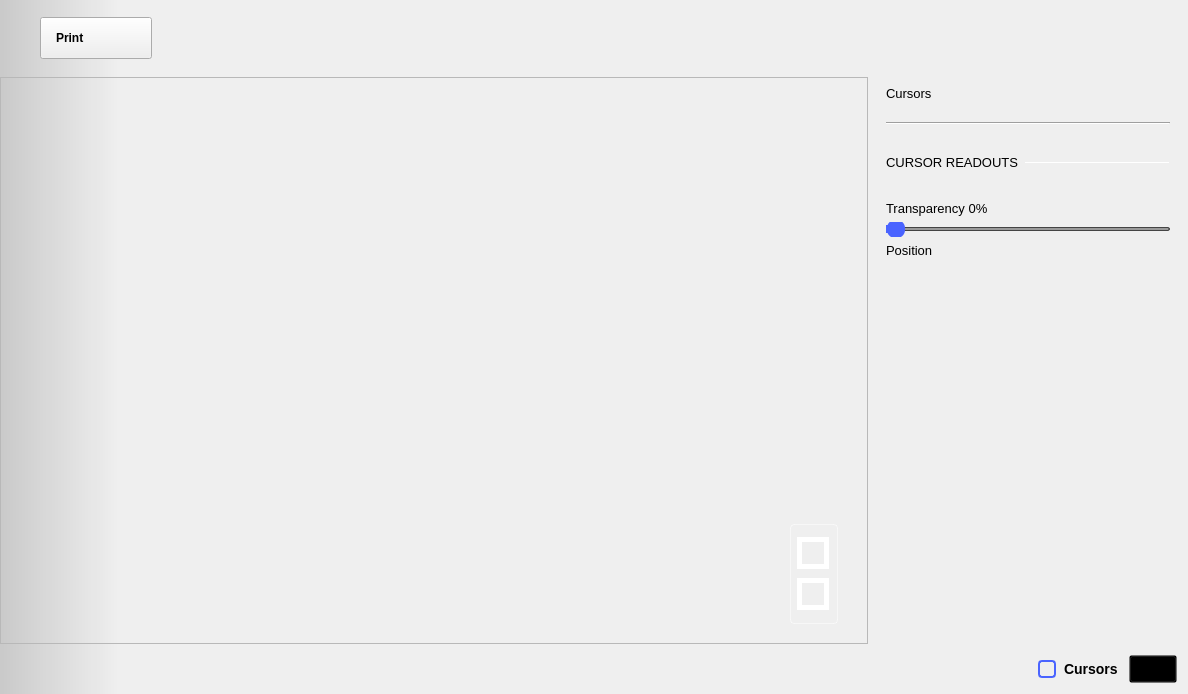
Qt form ui/network_analyzer.ui (analogdevicesinc/scopy) before a commit.
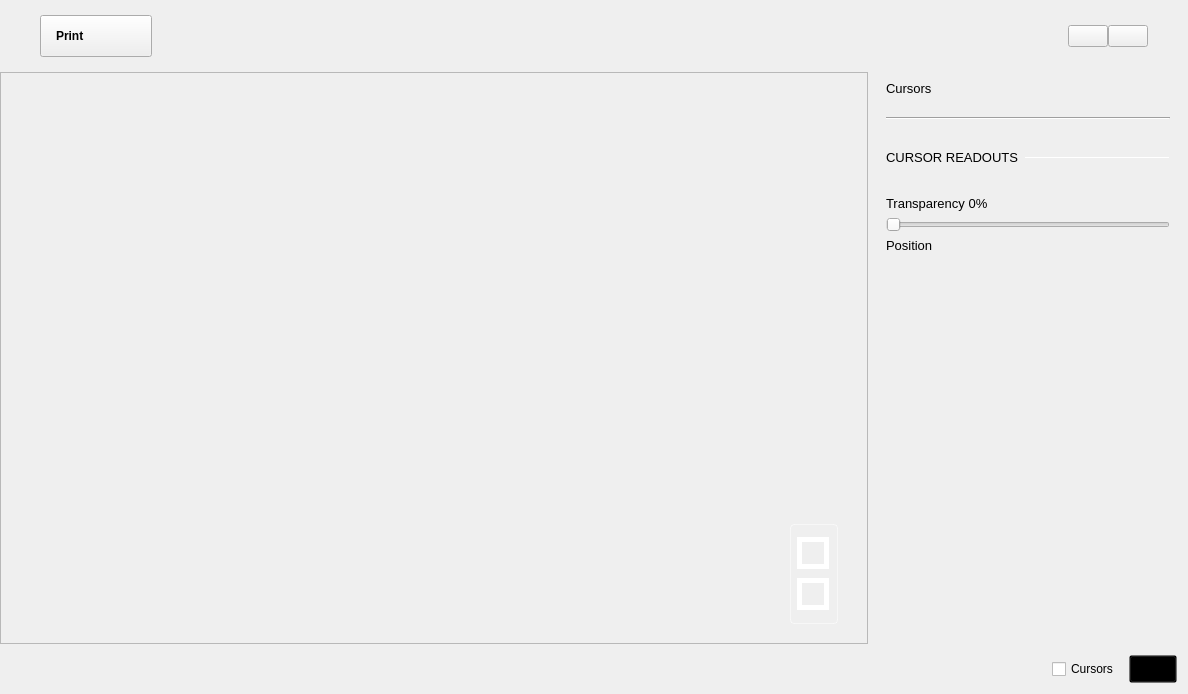
The same form after that commit. The open tabs and pages were chosen to show the change. Icons and pictures are not drawn. Custom widgets are drawn as their Qt base class.

What changed in the file:
```diff
--- a/ui/network_analyzer.ui
+++ b/ui/network_analyzer.ui
@@ -26,7 +26,7 @@
    <item>
     <widget class="adiscope::DetachDragZone" name="mainWidget" native="true">
      <property name="styleSheet">
-      <string notr="true">#mainWidget { background-color: qlineargradient(spread:pad, x1:0, y1:0, x2:0.1, y2:0, stop:0 rgba(0, 0, 0, 40), stop:1 transparent); }</string>
+      <string notr="true"/>
      </property>
      <layout class="QVBoxLayout" name="verticalLayout_2">
       <property name="spacing">
@@ -135,31 +135,6 @@
             <height>0</height>
            </size>
           </property>
-          <property name="styleSheet">
-           <string notr="true">QPushButton {
-  min-height: 40px;
-  max-height: 40px;
-  min-width: 60px;
-  max-width: 60px;
-  padding-top:5px
-}
-
-QPushButton:checked {
-  border-top: 1px solid rgba(255,255,255,150);
-}
-
-QPushButton:!checked {
-  border-top: 1px solid rgba(255,255,255,0);
-}
-
-QPushButton:!checked:hover {
-  border-top: 1px solid rgba(255,255,255,0);
-}
-
-QPushButton:checked:hover {
-  border-top: 1px solid rgba(255,255,255,200);
-}</string>
-          </property>
           <layout class="QHBoxLayout" name="horizontalLayout_5">
            <property name="spacing">
             <number>0</number>
@@ -180,14 +155,14 @@
             <widget class="adiscope::CustomPushButton" name="btnGeneralSettings">
              <property name="minimumSize">
               <size>
-               <width>62</width>
-               <height>47</height>
+               <width>0</width>
+               <height>0</height>
               </size>
              </property>
              <property name="maximumSize">
               <size>
-               <width>62</width>
-               <height>47</height>
+               <width>16777215</width>
+               <height>16777215</height>
               </size>
              </property>
              <property name="styleSheet">
@@ -223,14 +198,14 @@
             <widget class="adiscope::CustomPushButton" name="btnSettings">
              <property name="minimumSize">
               <size>
-               <width>62</width>
-               <height>47</height>
+               <width>0</width>
+               <height>0</height>
               </size>
              </property>
              <property name="maximumSize">
               <size>
-               <width>62</width>
-               <height>47</height>
+               <width>16777215</width>
+               <height>16777215</height>
               </size>
              </property>
              <property name="styleSheet">
@@ -2895,31 +2870,6 @@
                  </item>
                  <item>
                   <widget class="QSlider" name="horizontalSlider">
-                   <property name="styleSheet">
-                    <string notr="true">QSlider::groove {
-    border: 1px solid #444444;
-    height: 2px; /* the groove expands to the size of the slider by default. by giving it a height, it has a fixed size */
-    background: #999999;
-    margin: 2px 0;
-    border-radius: 2px;
-}
-
-QSlider::handle {
-    background: rgb(73, 99, 255);
-    border: 0px solid;
-    width: 18px;
-    margin: -8px 0; /* handle is placed by default on the contents rect of the groove. Expand outside the groove */
-    border-radius: 8px;
-}
-
-QSlider::handle:disabled {
-    background: #444444;
-}
-
-QSlider::sub-page:horizontal {
-    background: #4A64FF;
-}</string>
-                   </property>
                    <property name="maximum">
                     <number>100</number>
                    </property>
@@ -3042,23 +2992,7 @@
           <item>
            <widget class="QCheckBox" name="boxCursors">
             <property name="styleSheet">
-             <string notr="true">QCheckBox {
-  spacing: 8px;
-  background-color: transparent;
-  font-size: 14px;
-  font-weight: bold;
-}
-
-QCheckBox::indicator {
-  width: 14px;
-  height: 14px;
-  border: 2px solid rgb(74,100,255);
-  border-radius: 4px;
-}
-QCheckBox::indicator:unchecked { background-color: transparent; }
-QCheckBox::indicator:checked { background-color: rgb(74,100,255); }
-
-QLabel {
+             <string notr="true">QLabel {
   font-size: 14px;
   font-weight: bold;
 }</string>
@@ -3127,6 +3061,11 @@
    <header>menu_anim.hpp</header>
    <container>1</container>
   </customwidget>
+  <customwidget>
+   <class>adiscope::CustomPushButton</class>
+   <extends>QPushButton</extends>
+   <header>customPushButton.hpp</header>
+  </customwidget>
   <customwidget>
    <class>adiscope::InstrumentNotes</class>
    <extends>QWidget</extends>
@@ -3139,11 +3078,6 @@
    <header>runsinglewidget.h</header>
    <container>1</container>
   </customwidget>
-  <customwidget>
-   <class>adiscope::CustomPushButton</class>
-   <extends>QPushButton</extends>
-   <header>customPushButton.hpp</header>
-  </customwidget>
   <customwidget>
    <class>adiscope::dBgraph</class>
    <extends>QFrame</extends>
```
Left out of the diff: 8 changed lines with no effect on the pictures.
